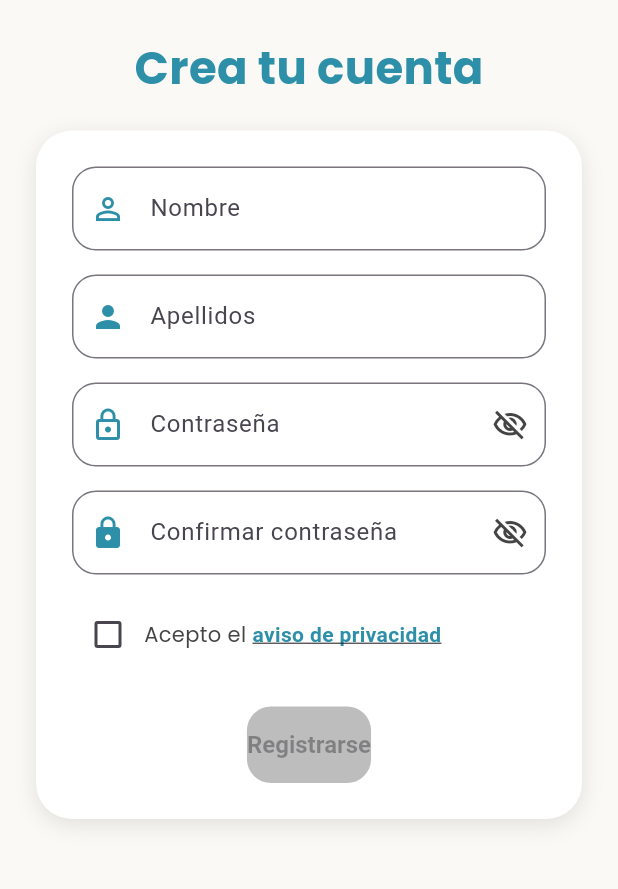
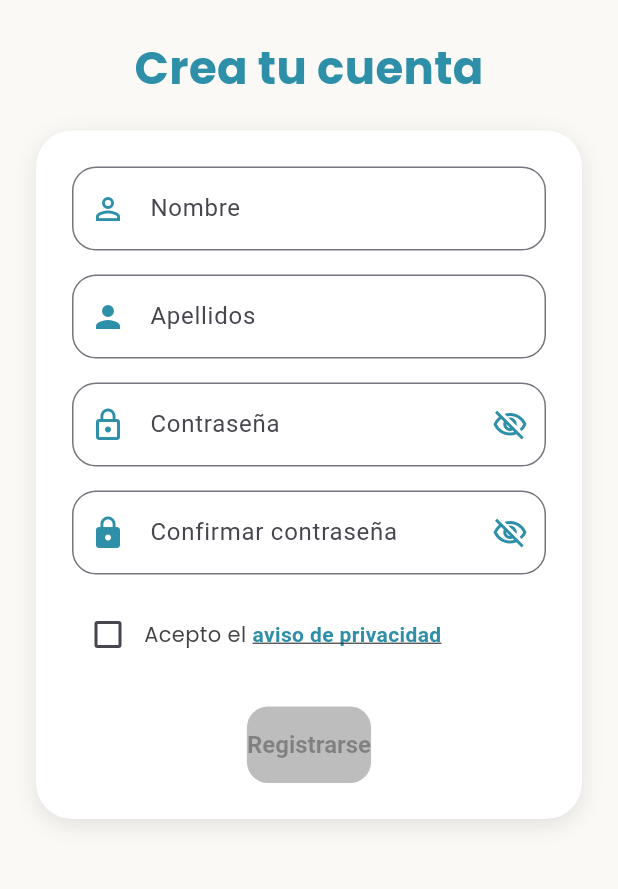
Before and after one commit to alexander1939/OnlycationApp, a Flutter app: the screen it shows after launch, after a tap on "Iniciar sesión", after a tap on "Regístrate", on a phone screen of 412 x 824 dp, the part 246-1135 px from its top. Run offline on Flutter 3.47's test engine with Material 3 defaults, Android fonts, the light colour scheme and no system bars; our stand-ins replace dio, google_fonts, shared_preferences.

Commit message:
chore: Rediseño pagina registro y modificacion menores login

```diff
--- a/lib/presentation/screens/auth/login_screen.dart
+++ b/lib/presentation/screens/auth/login_screen.dart
@@ -92,7 +92,7 @@ class _LoginScreenState extends State<LoginScreen> {
                                 labelStyle: const TextStyle(
                                   color: Color(0xFF444444),
                                 ),
-                                prefixIcon: const Icon(Icons.email_outlined),
+                                prefixIcon: const Icon(Icons.email_outlined, color: Color(0xFF2D8FA8)),
                                 filled: true,
                                 fillColor: const Color(0xFFF7F8F9),
                                 border: OutlineInputBorder(
@@ -127,7 +127,7 @@ class _LoginScreenState extends State<LoginScreen> {
                                 labelStyle: const TextStyle(
                                   color: Color(0xFF444444),
                                 ),
-                                prefixIcon: const Icon(Icons.lock_outline),
+                                prefixIcon: const Icon(Icons.lock_outline, color: Color(0xFF2D8FA8)),
                                 suffixIcon: IconButton(
                                   icon: Icon(
                                     _obscurePassword
@@ -251,27 +251,36 @@ class _LoginScreenState extends State<LoginScreen> {
 
                             const SizedBox(height: 14),
 
-                            // Botón TikTok
+                            // Botón LinkedIn
                             OutlinedButton.icon(
                               onPressed: viewModel.isLoading
                                   ? null
                                   : () {
-                                      // TODO: Implementar TikTok OAuth
+                                      // TODO: Implementar LinkedIn OAuth
                                     },
-                              icon: const Icon(Icons.music_note, color: Colors.white, size: 20),
+                              icon: Container(
+                                padding: const EdgeInsets.all(6),
+                                decoration: BoxDecoration(
+                                  color: const Color(0xFFE6F0F5), // 🔹 Fondo gris azulado suave
+                                  borderRadius: BorderRadius.circular(8),
+                                ),
+                                child: Image.asset(
+                                  'assets/icons/linkedin.png',
+                                  height: 22,
+                                  width: 22,
+                                ),
+                              ),
                               label: const Text(
-                                'Iniciar sesión con TikTok',
+                                'Iniciar sesión con LinkedIn',
                                 style: TextStyle(
                                   color: Colors.white,
                                   fontWeight: FontWeight.w600,
                                 ),
                               ),
                               style: OutlinedButton.styleFrom(
-                                backgroundColor: Colors.black,
-                                side: const BorderSide(
-                                    color: Colors.black, width: 1),
-                                padding:
-                                    const EdgeInsets.symmetric(vertical: 14),
+                                backgroundColor: const Color(0xFF0077B5), // 🔹 Azul corporativo de LinkedIn
+                                side: const BorderSide(color: Color(0xFF0077B5), width: 1),
+                                padding: const EdgeInsets.symmetric(vertical: 14),
                                 shape: RoundedRectangleBorder(
                                   borderRadius: BorderRadius.circular(14),
                                 ),
--- a/lib/presentation/screens/auth/register_screen.dart
+++ b/lib/presentation/screens/auth/register_screen.dart
@@ -153,7 +153,7 @@ class _RegisterScreenState extends State<RegisterScreen> {
                                 _obscurePassword
                                     ? Icons.visibility_off_outlined
                                     : Icons.visibility_outlined,
-                                color: const Color(0xFF444444),
+                                color: const Color(0xFF2D8FA8),
                               ),
                               onPressed: () {
                                 setState(() {
@@ -197,7 +197,7 @@ class _RegisterScreenState extends State<RegisterScreen> {
                                 _obscureConfirm
                                     ? Icons.visibility_off_outlined
                                     : Icons.visibility_outlined,
-                                color: const Color(0xFF444444),
+                                color: const Color(0xFF2D8FA8),
                               ),
                               onPressed: () {
                                 setState(() {
@@ -228,7 +228,7 @@ class _RegisterScreenState extends State<RegisterScreen> {
                           children: [
                             Checkbox(
                               value: _acceptedPrivacy,
-                              activeColor: const Color(0xFF444444),
+                              activeColor: const Color(0xFF2D8FA8),
                               onChanged: (value) {
                                 setState(() {
                                   _acceptedPrivacy = value ?? false;
@@ -272,15 +272,17 @@ class _RegisterScreenState extends State<RegisterScreen> {
                                 }
                               : null,
                           style: ElevatedButton.styleFrom(
-                            backgroundColor: const Color(0xFF2D8FA8),
+                            backgroundColor: const Color(0xFFFF8B63),
                             foregroundColor: Colors.white,
-                            padding: const EdgeInsets.symmetric(vertical: 16),
+                            padding:
+                                    const EdgeInsets.symmetric(vertical: 16),
+                                shape: RoundedRectangleBorder(
+                                  borderRadius: BorderRadius.circular(14),
+                                ),
+                                elevation: 4,
                             textStyle: const TextStyle(
                               fontWeight: FontWeight.bold,
                               fontSize: 16,
-                            ),
-                            shape: RoundedRectangleBorder(
-                              borderRadius: BorderRadius.circular(16),
                             ),
                             disabledBackgroundColor:
                                 Colors.grey.shade400, // si no acepta privacidad
```
Also changed, not shown: assets/icons/linkedin.png (added).
